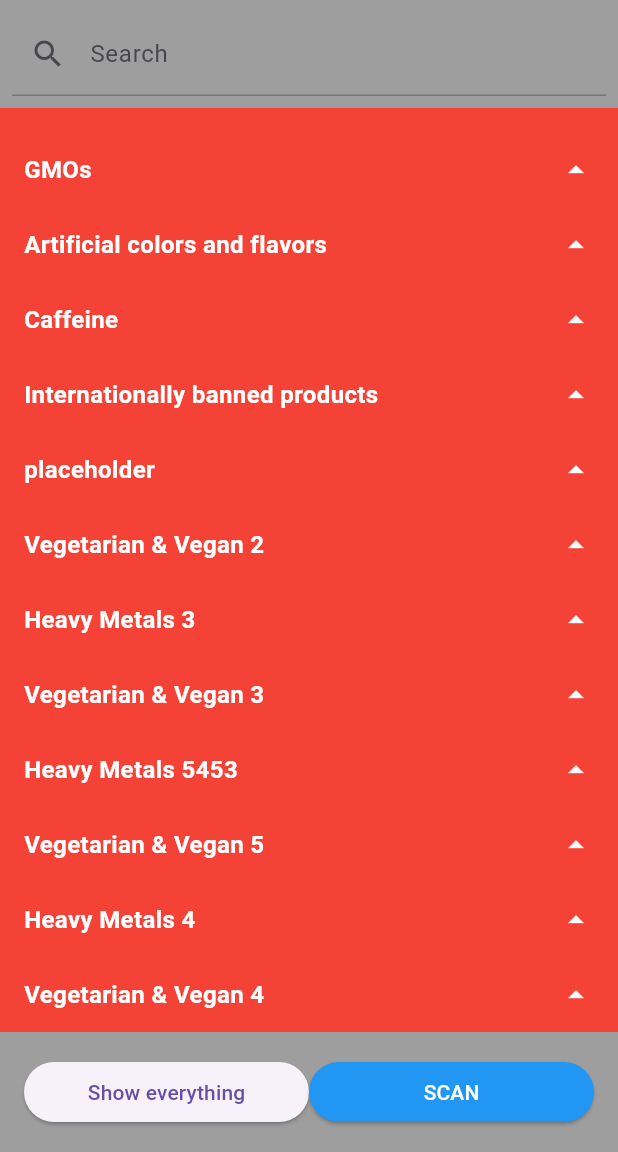
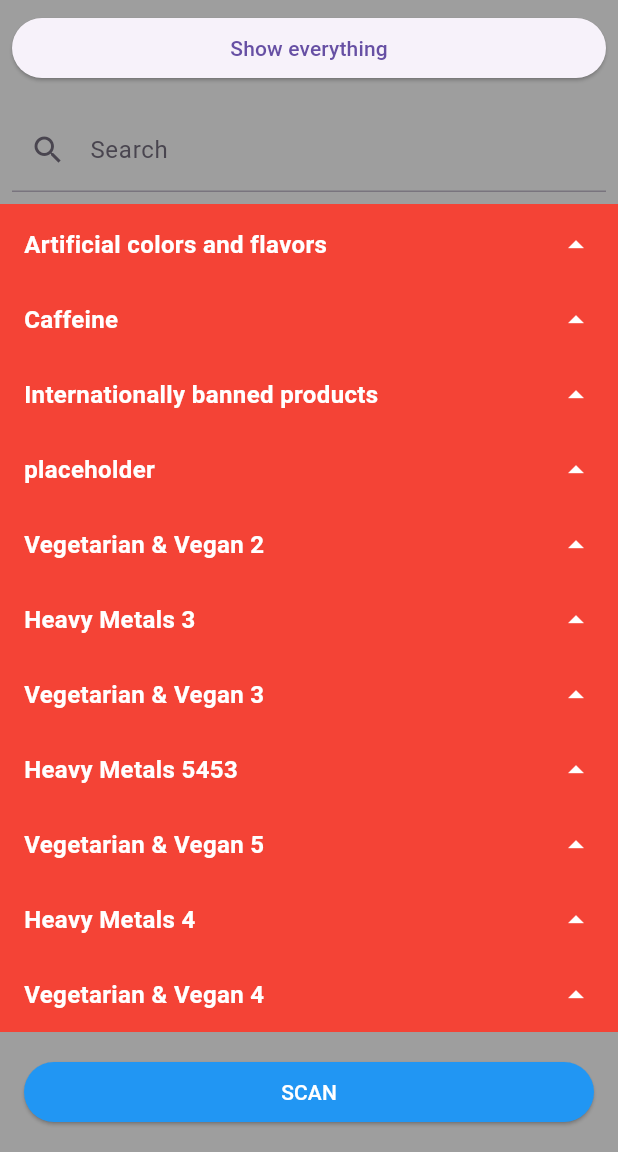
Before and after one commit to DylanBozarth/whats-in-my-food, a Flutter app: the screen it shows after launch, scrolled down 576 dp, after a tap on "Show All Selected", on a phone screen of 412 x 824 dp, the part 84-1236 px from its top. Run offline on Flutter 3.47's test engine with Material 3 defaults, Android fonts, the phone set to English and light mode, and no system bars; our stand-ins replace flutter_riverpod, shared_preferences, sticky_headers; missing offline and left inert: simple_barcode_scanner; Roboto replaces fonts that are missing (Arial).

Commit message:
update todo and other stuff

```diff
--- a/lib/main.dart
+++ b/lib/main.dart
@@ -3,7 +3,6 @@ import 'package:simple_barcode_scanner/simple_barcode_scanner.dart';
 import 'package:sticky_headers/sticky_headers/widget.dart';
 import 'package:whatsinmyfood/api.dart';
 import 'package:whatsinmyfood/food_lists.dart';
-import 'package:whatsinmyfood/results_page.dart';
 import 'components/toggles.dart';
 import 'components/alert.dart';
 import 'package:shared_preferences/shared_preferences.dart';
@@ -18,10 +17,11 @@ void main() {
 // 1. show that the app is thinking when it is scanning something
 // 2. style the app
 // 3. add the rest of the food categories that you get
+// 4. Create a tutorial
 
 // Known bugs:
 // Categories that are not active show up in results
-// Scan doesn't happen sometimes
+// Scan doesn't happen sometimes, no idea why.
 
 // nice to haves:
 // hitting cancel on the camera shows an error
@@ -160,6 +160,10 @@ class _HomePageState extends State<HomePage> {
           }
         });
       });
+      print("returning user");
+    }
+    else {
+      print("This is a first time user"); // put a tutorial here
     }
   }
 
@@ -340,10 +344,19 @@ class _HomePageState extends State<HomePage> {
         centerTitle: true,
         backgroundColor: Colors.deepOrangeAccent,
       ),
+
       backgroundColor: Colors.grey,
       body: Column(
         crossAxisAlignment: CrossAxisAlignment.stretch,
         children: [
+          // selection buttons
+          Padding(
+            padding: const EdgeInsets.all(8.0),
+            child: ElevatedButton(
+              onPressed: _showActiveToggles,
+              child: Text(showAllSelected ? 'Show everything' : 'Show All Selected'),
+            ),
+          ),
           // Search bar
           Padding(
             padding: const EdgeInsets.all(8.0),
@@ -393,7 +406,9 @@ class _HomePageState extends State<HomePage> {
                             color: Colors.white,
                           ),
                         ],
+
                       ),
+
                     ),
                   );
                 }
@@ -483,15 +498,7 @@ class _HomePageState extends State<HomePage> {
               padding: const EdgeInsets.all(16.0),
               child: Row(
                 mainAxisAlignment: MainAxisAlignment.spaceEvenly,
-                children: <Widget>[
-                  Expanded(
-                    child: ElevatedButton(
-                      onPressed: _showActiveToggles,
-                      child: Text(showAllSelected
-                          ? 'Show everything'
-                          : 'Show All Selected'),
-                    ),
-                  ),
+                children: [
                   Expanded(
                     child: ElevatedButton(
                       onPressed: () async {
```
